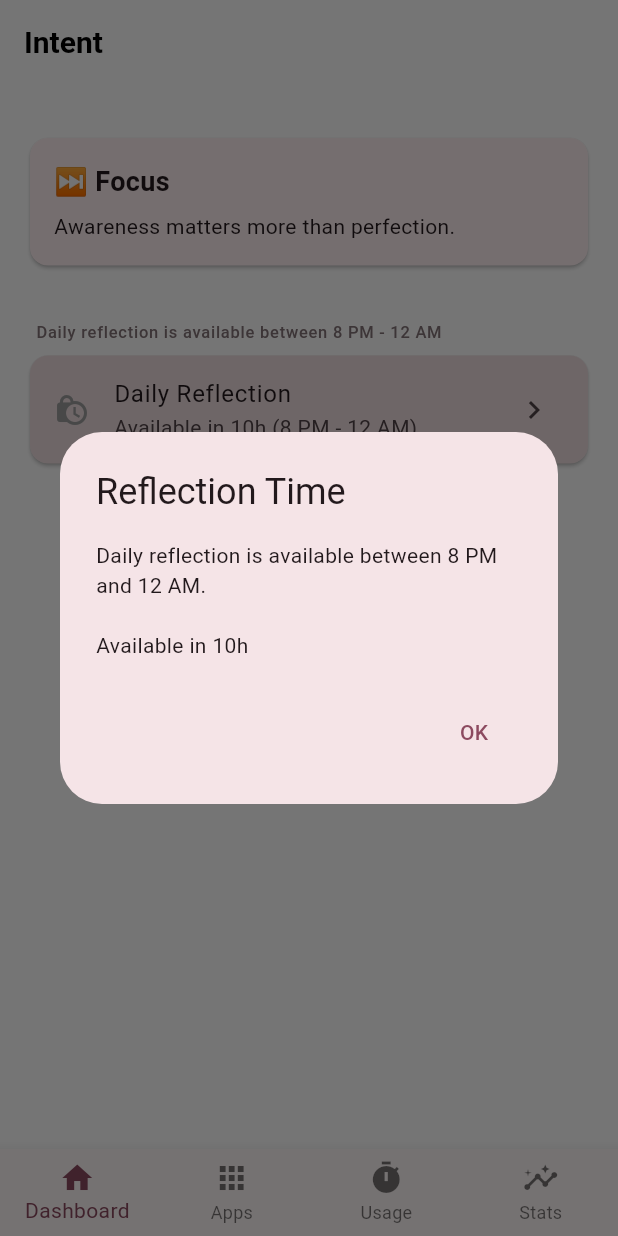
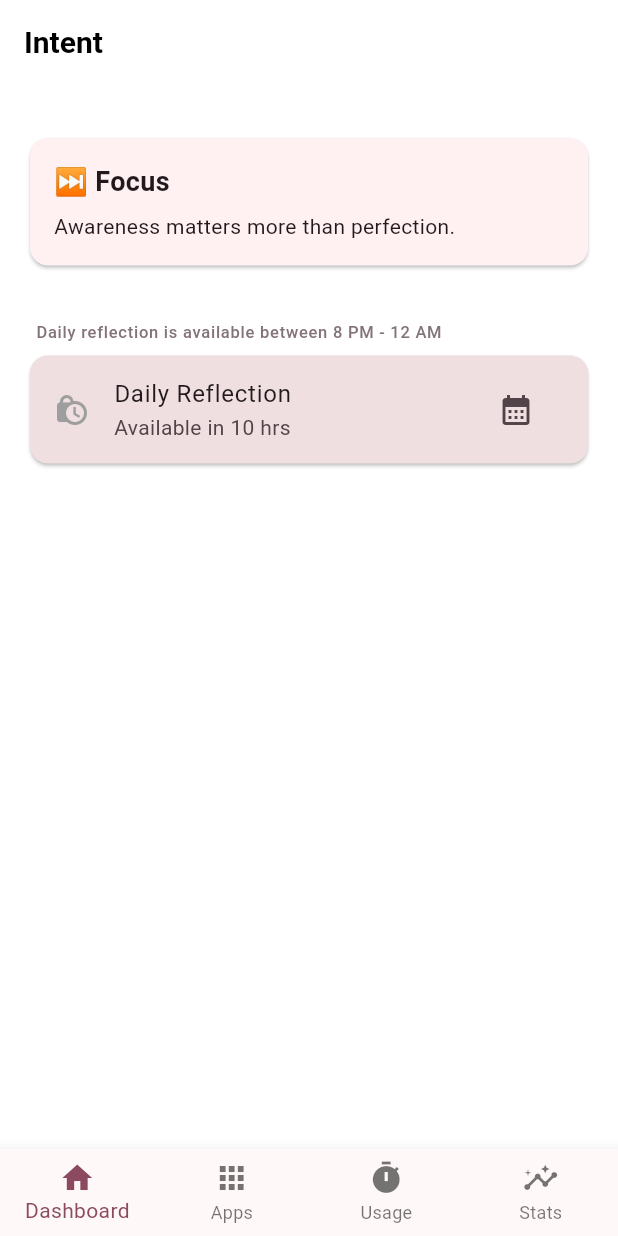
Before and after one commit to fahad7tt/digital_discipline, a Flutter app: the screen it shows after launch, after a tap on "Daily Reflection", on a phone screen of 412 x 824 dp. Run offline on Flutter 3.47's test engine with Material 3 defaults, Android fonts, the phone set to English and light mode, and no system bars; our stand-ins replace equatable, flutter_bloc, flutter_local_notifications, hive, hive_flutter, timezone; missing offline and left inert: android_intent_plus; accounts and stored records are empty.

Commit message:
fix: daily reflection availability timing and avoided unnecessary rebuild of dashboard screen

```diff
--- a/lib/features/dashboard/presentation/screens/dashboard_screen.dart
+++ b/lib/features/dashboard/presentation/screens/dashboard_screen.dart
@@ -9,8 +9,6 @@ import '../widgets/reflection_prompt.dart';
 import '../widgets/reflection_streak_card.dart';
 import '../widgets/today_status_card.dart';
 import '../widgets/todays_insight_card.dart';
-import '../../../usage_logging/presentation/bloc/usage_log_bloc.dart';
-import '../../../usage_logging/presentation/bloc/usage_log_state.dart';
 import '../../../reflection/presentation/bloc/reflection_bloc.dart';
 
 class DashboardScreen extends StatefulWidget {
@@ -47,9 +45,7 @@ class _DashboardScreenState extends State<DashboardScreen>
   Widget build(BuildContext context) {
     return Scaffold(
       appBar: AppBar(title: const Text('Intent')),
-      body: BlocBuilder<AppUsageBloc, AppUsageState>(
-        builder: (context, usageState) {
-          return BlocBuilder<DigitalAppBloc, DigitalAppState>(
+      body: BlocBuilder<DigitalAppBloc, DigitalAppState>(
         builder: (context, state) {
           return Padding(
             padding: const EdgeInsets.all(16),
@@ -72,8 +68,6 @@ class _DashboardScreenState extends State<DashboardScreen>
                 ReflectionPrompt(),
               ],
             ),
-              );
-            },
           );
         },
       ),
--- a/lib/features/dashboard/presentation/widgets/reflection_prompt.dart
+++ b/lib/features/dashboard/presentation/widgets/reflection_prompt.dart
@@ -21,11 +21,11 @@ class ReflectionPrompt extends StatelessWidget {
     if (hour < 20) {
       // Before 8 PM today
       final hoursUntil = 20 - hour;
-      return 'Available in ${hoursUntil}h';
+      return 'Available in $hoursUntil hrs';
     } else {
       // After midnight, available at 8 PM tomorrow
       final hoursUntil = 24 - hour + 20;
-      return 'Available in ${hoursUntil}h';
+      return 'Available in $hoursUntil hrs';
     }
   }
 
@@ -71,12 +71,11 @@ class ReflectionPrompt extends StatelessWidget {
                       ? 'Completed ${reflection?.moodEmoji ?? ''}'
                       : (isAllowed
                           ? 'How did today feel?'
-                          : '${_getTimeUntilAvailable()} (8 PM - 12 AM)'),
+                          : _getTimeUntilAvailable()),
                 ),
                 trailing: Row(
                   mainAxisSize: MainAxisSize.min,
                   children: [
-                    if (hasReflection)
                     IconButton(
                       icon: const Icon(Icons.calendar_month),
                       onPressed: () {
@@ -92,30 +91,12 @@ class ReflectionPrompt extends StatelessWidget {
                       },
                       tooltip: 'View Weekly Summary',
                     ),
-                    const Icon(Icons.chevron_right),
                   ],
                 ),
                 onTap: effectiveHasReflection
                     ? null // Disable tap when already completed
                     : (!isAllowed
-                        ? () {
-                            // Show dialog when tapped outside allowed time
-                            showDialog(
-                              context: context,
-                              builder: (context) => AlertDialog(
-                                title: const Text('Reflection Time'),
-                                content: Text(
-                                  'Daily reflection is available between 8 PM and 12 AM.\n\n${_getTimeUntilAvailable()}',
-                                ),
-                                actions: [
-                                  TextButton(
-                                    onPressed: () => Navigator.pop(context),
-                                    child: const Text('OK'),
-                                  ),
-                                ],
-                              ),
-                            );
-                          }
+                        ? () {}
                         : () {
                             Navigator.push(
                               context,
```
Lines whose indentation alone changed are shown as unchanged.
